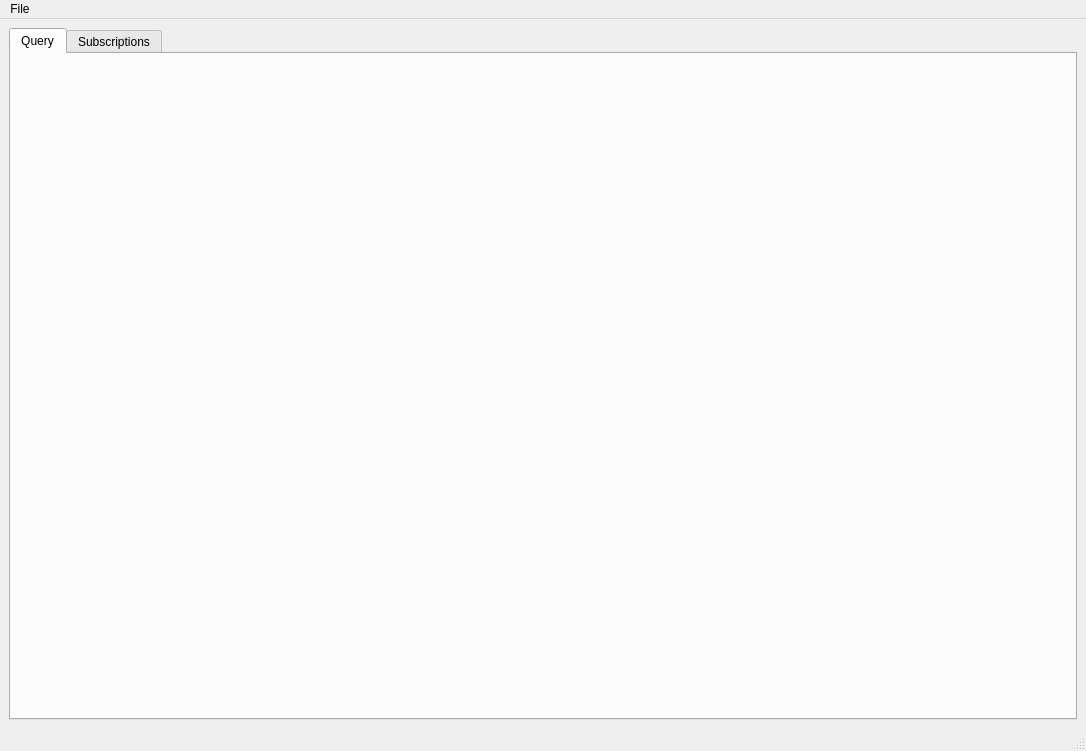
Qt form mainwindow.ui (jaime-varela/boaAnalysisTool) before a commit.
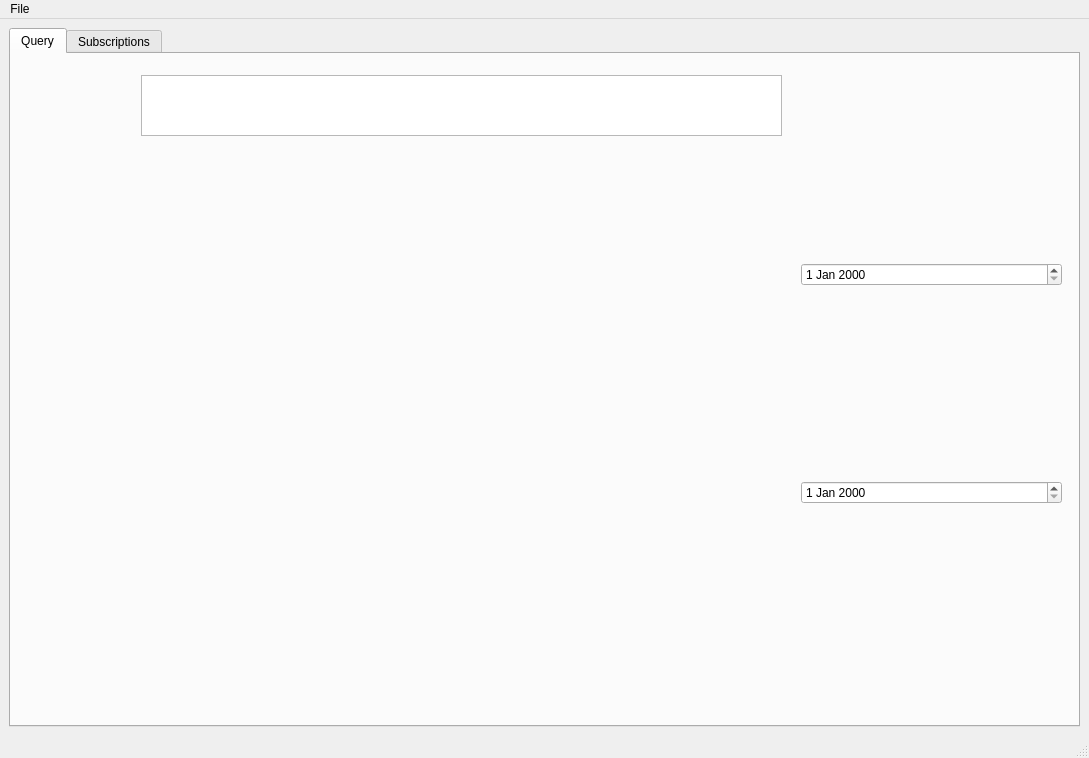
The same form after that commit.

Commit message: ui and loader modularity update

Diff of the .ui file:
```diff
--- a/mainwindow.ui
+++ b/mainwindow.ui
@@ -6,8 +6,8 @@
    <rect>
     <x>0</x>
     <y>0</y>
-    <width>1086</width>
-    <height>751</height>
+    <width>1089</width>
+    <height>758</height>
    </rect>
   </property>
   <property name="windowTitle">
@@ -24,6 +24,34 @@
        <attribute name="title">
         <string>Query</string>
        </attribute>
+       <widget class="QWidget" name="verticalLayoutWidget">
+        <property name="geometry">
+         <rect>
+          <x>790</x>
+          <y>20</y>
+          <width>261</width>
+          <height>621</height>
+         </rect>
+        </property>
+        <layout class="QVBoxLayout" name="verticalLayout">
+         <item>
+          <widget class="QDateEdit" name="dateEdit_2"/>
+         </item>
+         <item>
+          <widget class="QDateEdit" name="dateEdit"/>
+         </item>
+        </layout>
+       </widget>
+       <widget class="QTextEdit" name="textEdit">
+        <property name="geometry">
+         <rect>
+          <x>130</x>
+          <y>21</y>
+          <width>641</width>
+          <height>61</height>
+         </rect>
+        </property>
+       </widget>
       </widget>
       <widget class="QWidget" name="Subscriptions">
        <attribute name="title">
@@ -39,8 +67,8 @@
     <rect>
      <x>0</x>
      <y>0</y>
-     <width>1086</width>
-     <height>20</height>
+     <width>1089</width>
+     <height>22</height>
     </rect>
    </property>
    <widget class="QMenu" name="menuFile">
```
The commit also changes 6 other files.
